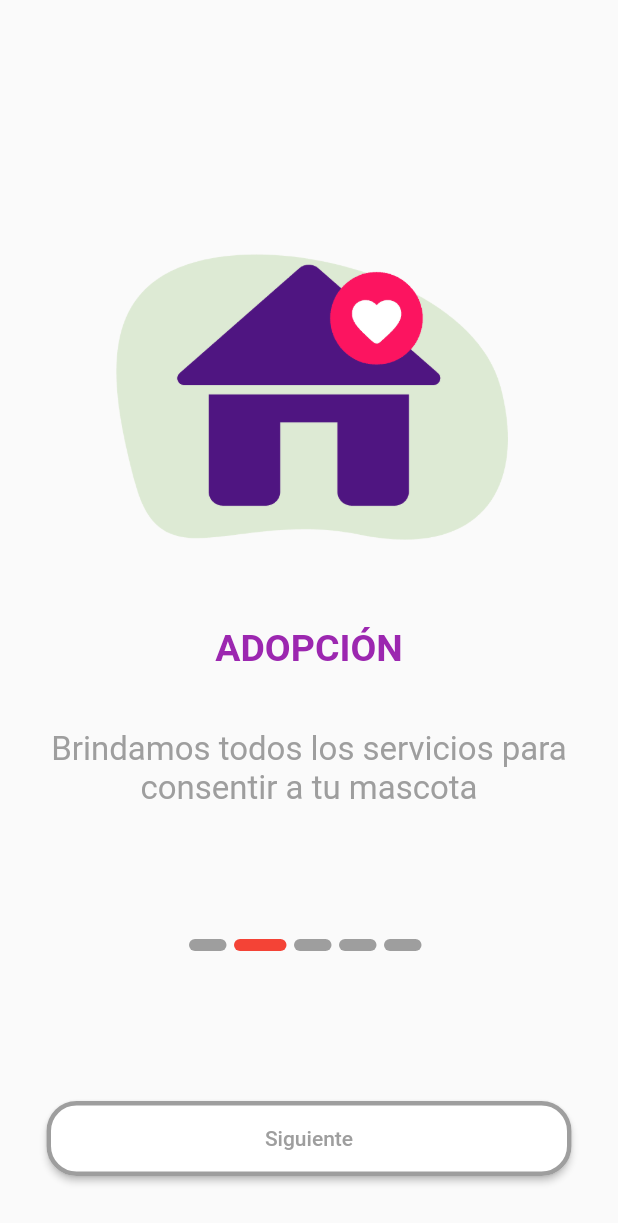
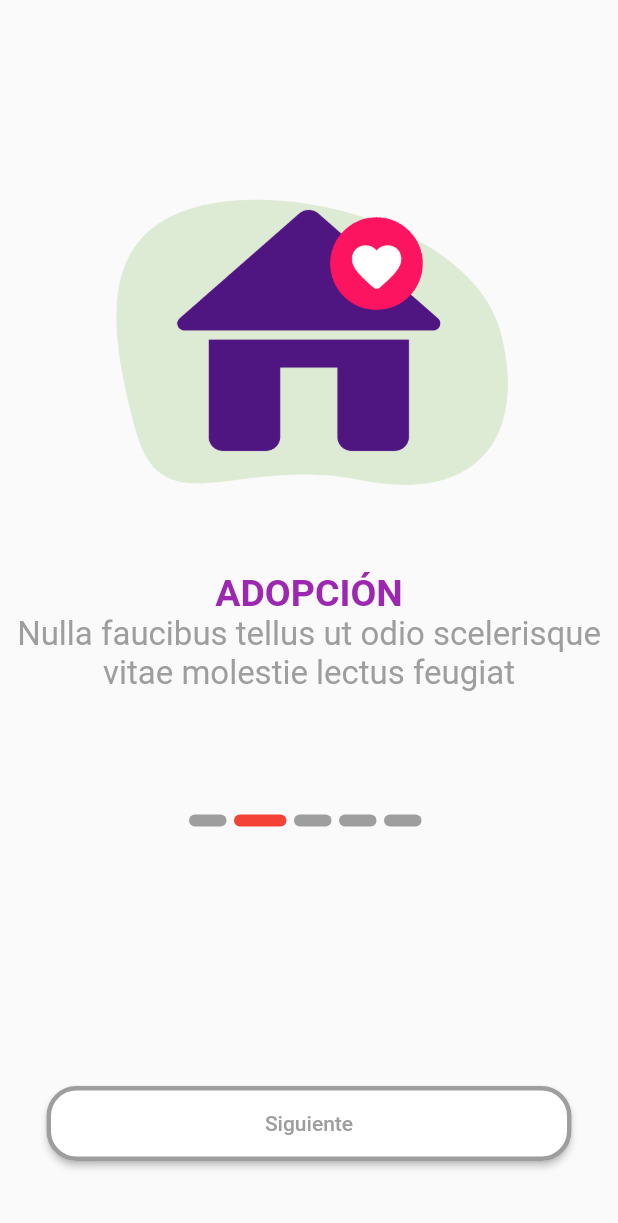
Before and after one commit to 203720/Programacion_movil, a Flutter app: the screen it shows after launch, after a tap on "Siguiente", on a phone screen of 412 x 824 dp. Shown: the top 1223 px of the screen. Run offline on Flutter 3.47's test engine with Material 2 defaults, Android fonts, the phone set to English and light mode, and no system bars.

```diff
--- a/flutter_app/lib/pages/login.dart
+++ b/flutter_app/lib/pages/login.dart
@@ -21,7 +21,7 @@ class Login extends StatelessWidget {
                   child: Column(
                         children:const  [
                           Padding(
-                            padding: const EdgeInsets.only(bottom: 20),
+                            padding: EdgeInsets.only(bottom: 20),
                             child: TextField(
                               decoration: InputDecoration(
                                 hintText: ('email'),
--- a/flutter_app/lib/screens/components/content_boarding.dart
+++ b/flutter_app/lib/screens/components/content_boarding.dart
@@ -11,9 +11,7 @@ class ContentBoarding extends StatelessWidget {
 
   @override
   Widget build(BuildContext context) {
-    return Padding(
-      padding: const EdgeInsets.only(top: 20),
-      child: Column(
+    return Column(
       mainAxisAlignment: MainAxisAlignment.center,
       children: [
         Column(
@@ -35,9 +33,7 @@ class ContentBoarding extends StatelessWidget {
             fontFamily: 'Roboto',
           ),
         ),
-          Padding(
-            padding: const EdgeInsets.only(top: 40),
-            child: Text(
+        Text(
           descripcion!,
           textAlign: TextAlign.center,
           style: const TextStyle(
@@ -46,9 +42,7 @@ class ContentBoarding extends StatelessWidget {
             fontFamily: 'Roboto',
           ),
         ),
-          ),
       ],
-      ),
     );
   }
 }
--- a/flutter_app/lib/screens/components/on_boarding.dart
+++ b/flutter_app/lib/screens/components/on_boarding.dart
@@ -1,7 +1,6 @@
 import 'package:flutter/material.dart';
+import 'package:flutter_app/pages/splash_view.dart';
 import 'package:flutter_app/screens/components/content_boarding.dart';
-
-import '../../pages/login.dart';
 
 class OnBoarding extends StatefulWidget {
   const OnBoarding({super.key});
@@ -24,19 +23,19 @@ class _OnBoardingState extends State<OnBoarding> {
     {
       'text': 'ADOPCIÓN',
       'descripcion':
-          'Brindamos todos los servicios para consentir a tu mascota',
+          'Nulla faucibus tellus ut odio scelerisque vitae molestie lectus feugiat',
       'image': 'assets/images/B2.png'
     },
     {
       'text': 'HOSPITALIDAD',
       'descripcion':
-          'Brindamos todos los servicios para consentir a tu mascota',
+          'Nulla faucibus tellus ut odio scelerisque vitae molestie lectus feugiat',
       'image': 'assets/images/B3.png'
     },
     {
       'text': 'VETERINARIA',
       'descripcion':
-          'Brindamos todos los servicios para consentir a tu mascota',
+          'Nulla faucibus tellus ut odio scelerisque vitae molestie lectus feugiat',
       'image': 'assets/images/B4.png'
     },
     {
@@ -62,8 +61,6 @@ class _OnBoardingState extends State<OnBoarding> {
   @override
   Widget build(BuildContext context) {
     return SafeArea(
-      child: Padding(
-        padding: const EdgeInsets.all(10.0),
       child: Column(
         children: [
           Expanded(
@@ -85,24 +82,21 @@ class _OnBoardingState extends State<OnBoarding> {
             ),
           ),
           Expanded(
-              flex: 0,
+            flex: 1,
             child: Column(
               children: [
-                  Padding(
-                    padding: const EdgeInsets.only(bottom: 100),
-                    child: Row(
+                Row(
                   mainAxisAlignment: MainAxisAlignment.center,
                   children: List.generate(
                       listBoarding.length,
                       (index) =>
                           pages(index: index, currentPage: currentPage)),
                 ),
-                  ),
               ],
             ),
           ),
           Padding(
-              padding: const EdgeInsets.only(bottom: 30),
+            padding: const EdgeInsets.only(bottom: 50),
             child: SizedBox(
               height: 50,
               width: 350,
@@ -110,10 +104,10 @@ class _OnBoardingState extends State<OnBoarding> {
                 color: currentPage == listBoarding.length - 1
                     ? Colors.green
                     : Colors.white,
-                  onPressed: () async {
+                onPressed: () {
                   currentPage == listBoarding.length - 1
                       ? Navigator.push(context,
-                            MaterialPageRoute(builder: (_) => const Login()))
+                          MaterialPageRoute(builder: (_) => const SplashView()))
                       : pageController.nextPage(
                           duration: const Duration(milliseconds: 800),
                           curve: Curves.easeInOutQuint);
@@ -133,7 +127,6 @@ class _OnBoardingState extends State<OnBoarding> {
           )
         ],
       ),
-      ),
     );
   }
 }
```
Also changed, not shown: flutter_app/lib/pages/splash_view.dart (added, +23 -0 lines), flutter_app/assets/images/A1.png (added). Lines whose indentation alone changed are shown as unchanged.
